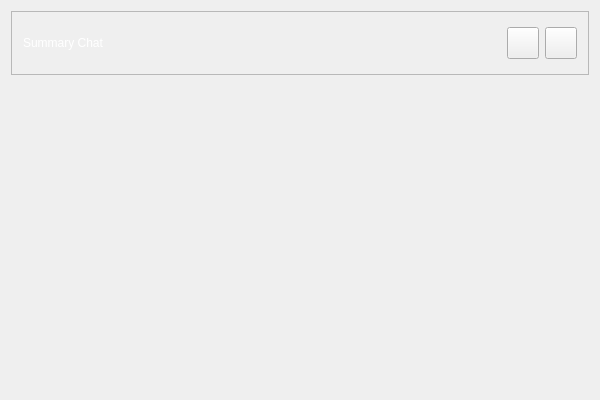
Before: the Qt Designer form ui/ConversationSuggestion.ui in yechaoGitHub/AI, drawn with Qt 5.
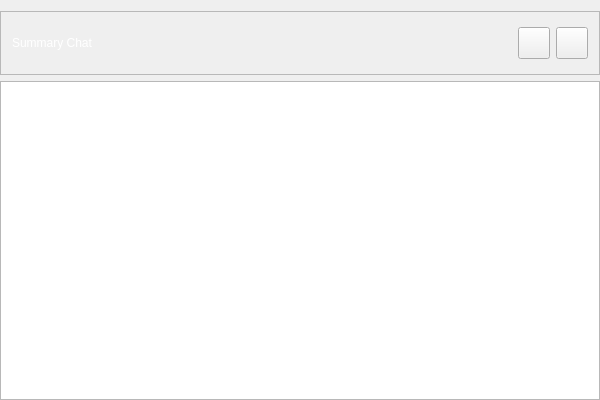
After: the same form once the commit is applied. Icons and pictures are not drawn.

```diff
--- a/ui/ConversationSuggestion.ui
+++ b/ui/ConversationSuggestion.ui
@@ -43,6 +43,15 @@
 }</string>
   </property>
   <layout class="QVBoxLayout" name="verticalLayout">
+   <property name="leftMargin">
+    <number>0</number>
+   </property>
+   <property name="rightMargin">
+    <number>0</number>
+   </property>
+   <property name="bottomMargin">
+    <number>0</number>
+   </property>
    <item>
     <widget class="QFrame" name="frame_2">
      <property name="sizePolicy">
@@ -171,7 +180,7 @@
      </property>
      <layout class="QVBoxLayout" name="verticalLayout_2">
       <property name="spacing">
-       <number>6</number>
+       <number>0</number>
       </property>
       <property name="leftMargin">
        <number>0</number>
@@ -186,12 +195,15 @@
        <number>0</number>
       </property>
       <item>
-       <widget class="QLabel" name="labelText">
-        <property name="text">
-         <string/>
+       <widget class="QPlainTextEdit" name="plainTextEdit">
+        <property name="lineWrapMode">
+         <enum>QPlainTextEdit::NoWrap</enum>
         </property>
-        <property name="alignment">
-         <set>Qt::AlignLeading|Qt::AlignLeft|Qt::AlignTop</set>
+        <property name="readOnly">
+         <bool>true</bool>
+        </property>
+        <property name="centerOnScroll">
+         <bool>true</bool>
         </property>
        </widget>
       </item>
```
